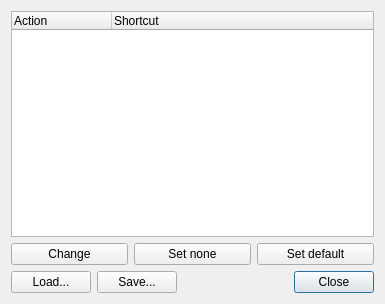
Above: src/ui/qgsconfigureshortcutsdialog.ui from carsmie/QGIS before the change. Below: the same form after it.
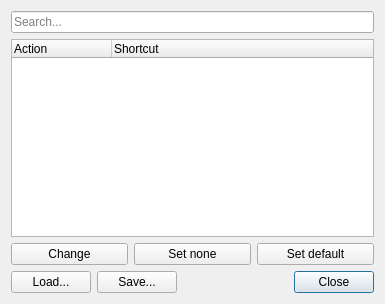
That is the form after the change. Custom widgets are drawn as their Qt base class.

Commit message: [FEATURE] add search bar to the Configure Shortcuts dialog (fix #12681) Supports search by action name and by shortcut

The edit to the form file:
```diff
--- a/src/ui/qgsconfigureshortcutsdialog.ui
+++ b/src/ui/qgsconfigureshortcutsdialog.ui
@@ -14,6 +14,13 @@
    <string>Keyboard shortcuts</string>
   </property>
   <layout class="QVBoxLayout" name="verticalLayout">
+   <item>
+    <widget class="QgsFilterLineEdit" name="mLeFilter">
+     <property name="placeholderText">
+      <string>Search...</string>
+     </property>
+    </widget>
+   </item>
    <item>
     <widget class="QTreeWidget" name="treeActions">
      <property name="rootIsDecorated">
@@ -110,6 +117,13 @@
    </item>
   </layout>
  </widget>
+ <customwidgets>
+  <customwidget>
+   <class>QgsFilterLineEdit</class>
+   <extends>QLineEdit</extends>
+   <header>qgsfilterlineedit.h</header>
+  </customwidget>
+ </customwidgets>
  <tabstops>
   <tabstop>treeActions</tabstop>
   <tabstop>btnSetNoShortcut</tabstop>
```
The commit also changes 2 other files.
